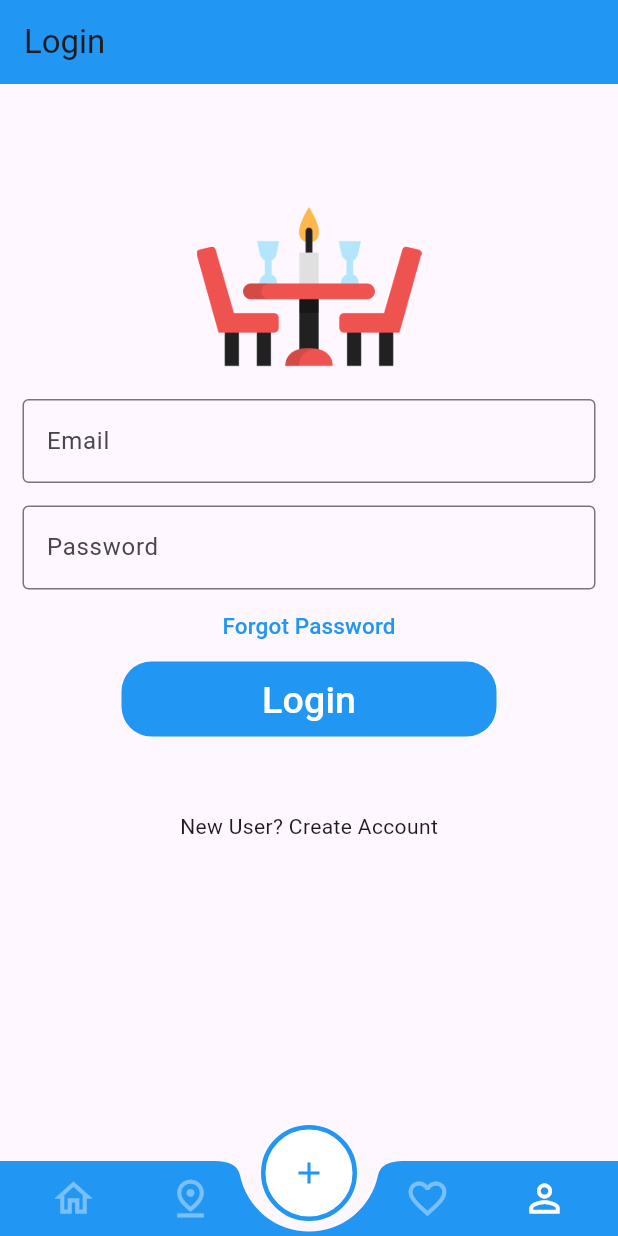
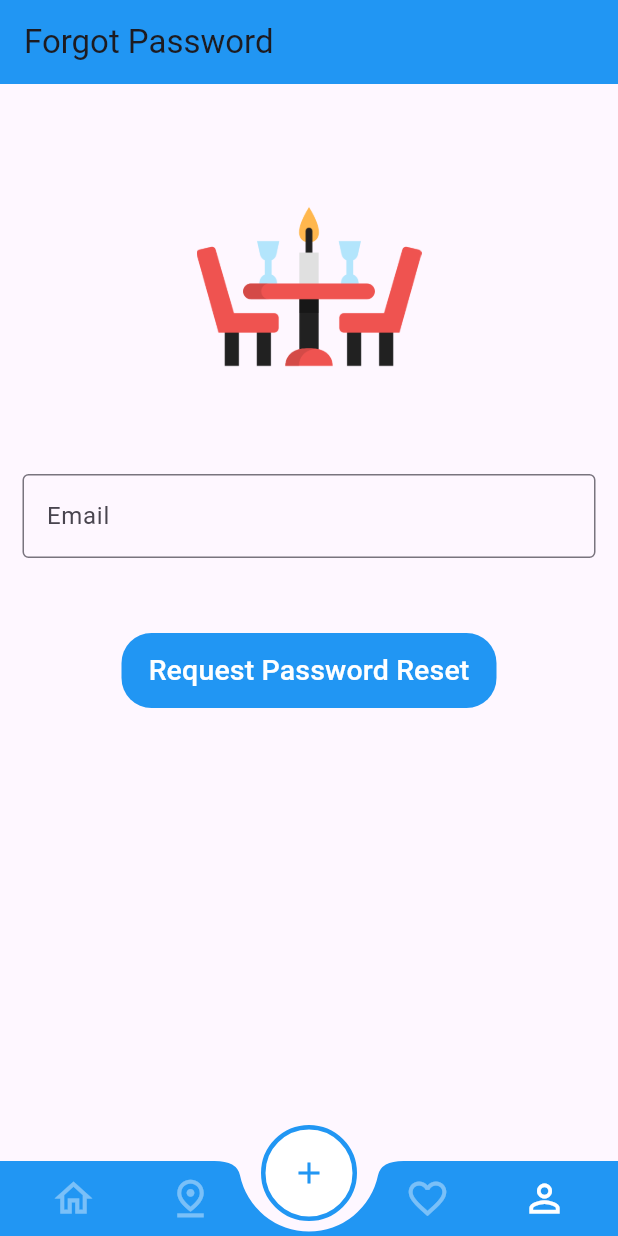
Before and after one commit to abhiroop43/flutter_restaurants_mobile_ui, a Flutter app: the screen it shows after launch, item 4 of the bottom bar chosen, after a tap on "Forgot Password", on a phone screen of 412 x 824 dp. Run offline on Flutter 3.47's test engine with Material 3 defaults, Android fonts, the phone set to English and light mode, and no system bars.

Commit message:
feat: added basic layout of the forgot password screen

```diff
--- /dev/null
+++ b/lib/forgot_password_screen.dart
@@ -0,0 +1,73 @@
+import 'package:flutter/material.dart';
+import 'package:restaurants_mobile_ui/login_screen.dart';
+import 'package:restaurants_mobile_ui/main.dart';
+
+class ForgotPasswordScreen extends StatefulWidget {
+  const ForgotPasswordScreen({super.key});
+
+  @override
+  State<ForgotPasswordScreen> createState() => _ForgotPasswordScreenState();
+}
+
+class _ForgotPasswordScreenState extends State<ForgotPasswordScreen> {
+  @override
+  Widget build(BuildContext context) {
+    return Scaffold(
+      appBar: AppBar(
+        title: Text('Forgot Password'),
+        automaticallyImplyLeading: false,
+        backgroundColor: primaryColor,
+      ),
+      body: SingleChildScrollView(
+        child: Column(
+          children: <Widget>[
+            Padding(
+              padding: const EdgeInsets.only(top: 60.0),
+              child: Center(
+                child: SizedBox(
+                    width: 200,
+                    height: 150,
+                    /*decoration: BoxDecoration(
+                        color: Colors.red,
+                        borderRadius: BorderRadius.circular(50.0)),*/
+                    child: Image(image: AssetImage('assets/images/rms.png'))),
+              ),
+            ),
+            SizedBox(
+              height: 50,
+            ),
+            Padding(
+              //padding: const EdgeInsets.only(left:15.0,right: 15.0,top:0,bottom: 0),
+              padding: EdgeInsets.symmetric(horizontal: 15),
+              child: TextField(
+                decoration: InputDecoration(
+                    border: OutlineInputBorder(),
+                    labelText: 'Email',
+                    hintText: 'Please enter your email to reset your password'),
+              ),
+            ),
+            SizedBox(
+              height: 50,
+            ),
+            Container(
+              height: 50,
+              width: 250,
+              decoration: BoxDecoration(
+                  color: Colors.blue, borderRadius: BorderRadius.circular(20)),
+              child: TextButton(
+                onPressed: () {
+                  Navigator.push(context,
+                      MaterialPageRoute(builder: (_) => LoginScreen()));
+                },
+                child: Text(
+                  'Request Password Reset',
+                  style: TextStyle(color: Colors.white, fontSize: 19),
+                ),
+              ),
+            ),
+          ],
+        ),
+      ),
+    );
+  }
+}
--- /dev/null
+++ b/lib/home_screen.dart
@@ -0,0 +1,22 @@
+import 'package:flutter/cupertino.dart';
+
+class HomeScreen extends StatefulWidget {
+  const HomeScreen({super.key});
+
+  @override
+  State<HomeScreen> createState() => _HomeScreenState();
+}
+
+class _HomeScreenState extends State<HomeScreen> {
+  @override
+  Widget build(BuildContext context) {
+    return CupertinoPageScaffold(
+      navigationBar: CupertinoNavigationBar(
+        middle: Text('Home'),
+      ),
+      child: Center(
+        child: Text('Welcome to the home screen'),
+      ),
+    );
+  }
+}
--- a/lib/login_screen.dart
+++ b/lib/login_screen.dart
@@ -1,4 +1,5 @@
 import 'package:flutter/material.dart';
+import 'package:restaurants_mobile_ui/forgot_password_screen.dart';
 import 'package:restaurants_mobile_ui/main.dart';
 import 'package:restaurants_mobile_ui/profile_screen.dart';
 
@@ -6,7 +7,7 @@ class LoginScreen extends StatefulWidget {
   const LoginScreen({super.key});
 
   @override
-  _LoginScreen createState() => _LoginScreen();
+  State<LoginScreen> createState() => _LoginScreen();
 }
 
 class _LoginScreen extends State<LoginScreen> {
@@ -14,9 +15,9 @@ class _LoginScreen extends State<LoginScreen> {
   Widget build(BuildContext context) {
     return Scaffold(
       appBar: AppBar(
-        title: Text('Login'),
-        backgroundColor: primaryColor,
-      ),
+          title: Text('Login'),
+          backgroundColor: primaryColor,
+          automaticallyImplyLeading: false),
       body: SingleChildScrollView(
         child: Column(
           children: <Widget>[
@@ -56,11 +57,12 @@ class _LoginScreen extends State<LoginScreen> {
             ),
             TextButton(
               onPressed: () {
-                //TODO FORGOT PASSWORD SCREEN GOES HERE
+                Navigator.push(context,
+                    MaterialPageRoute(builder: (_) => ForgotPasswordScreen()));
               },
               child: Text(
                 'Forgot Password',
-                style: TextStyle(color: Colors.blue, fontSize: 15),
+                style: TextStyle(color: primaryColor, fontSize: 15),
               ),
             ),
             Container(
@@ -82,7 +84,18 @@ class _LoginScreen extends State<LoginScreen> {
             SizedBox(
               height: 50,
             ),
-            Text('New User? Create Account')
+            TextButton(
+              onPressed: () {
+                Navigator.push(context,
+                    MaterialPageRoute(builder: (_) => ForgotPasswordScreen()));
+              },
+              child: Text(
+                'New User? Create Account',
+                style: TextStyle(
+                    color: Theme.of(context).colorScheme.inverseSurface,
+                    fontSize: 15),
+              ),
+            ),
           ],
         ),
       ),
--- a/lib/profile_screen.dart
+++ b/lib/profile_screen.dart
@@ -5,7 +5,7 @@ class ProfileScreen extends StatefulWidget {
   const ProfileScreen({super.key});
 
   @override
-  _ProfileScreenState createState() => _ProfileScreenState();
+  State<ProfileScreen> createState() => _ProfileScreenState();
 }
 
 class _ProfileScreenState extends State<ProfileScreen> {
```
